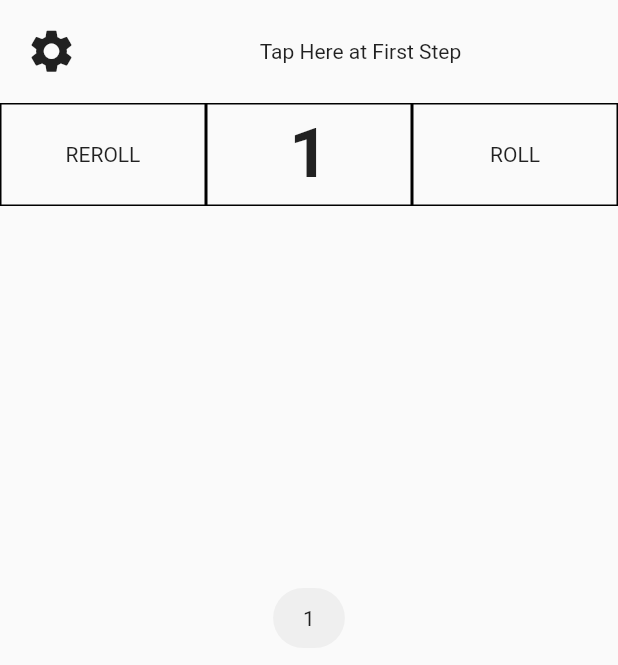
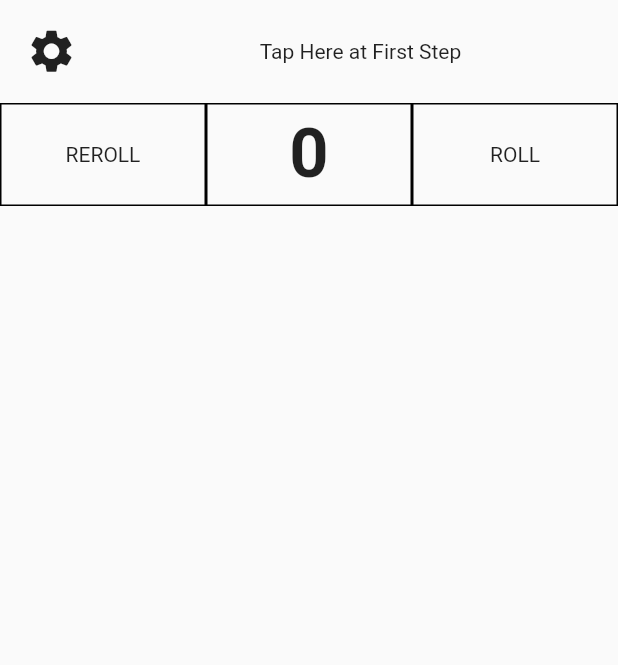
Before and after one commit to y132487/diceSupporter, a Flutter app: the screen it shows after launch, after a tap on "ROLL", on a phone screen of 412 x 824 dp. Shown: the top 665 px of the screen. Run offline on Flutter 3.47's test engine with Material 2 defaults, Android fonts, the phone set to English and light mode, and no system bars; our stand-ins replace easy_localization, fluttertoast, shared_preferences.

Commit message:
DiceGridView 내부로직 진행

```diff
--- a/assets/en-US.json
+++ b/assets/en-US.json
@@ -1,6 +1,6 @@
 {
     "diceChooseTitle":"Setup your Dice Count\nAnd Success Dices",
     "tapHere":"Tap Here at First Step",
-    "noResult":"No Result.\nPlease Set your Dice and Tap [ROLL] Button",
+    "noResult":"Please Set your Dice and Tap [ROLL] Button",
     "result":"RESULT"
 }
--- a/lib/DiceMain.dart
+++ b/lib/DiceMain.dart
@@ -1,3 +1,6 @@
+import 'dart:math';
+
+import 'package:dices_supporter/bean/DiceBean.dart';
 import 'package:dices_supporter/bottom/ViewDices.dart';
 import 'package:dices_supporter/middle/ReRollBtn.dart';
 import 'package:dices_supporter/middle/Result.dart';
@@ -29,13 +32,12 @@ class _DiceMainState extends State<DiceMain> {
   ]; //index0 is dummy flag
 
   //after tapped roll button(or reroll button)
-  List<bool> resultDiceList;
-  List<int> numDiceList;
-  List<bool> selectedDiceList;
+  var diceBeanList = <DiceBean>[];
 
   void setRolled(bool rolled) {
     setState(() {
       this.rolled = rolled;
+      this.diceBeanList=[];
     });
   }
 
@@ -46,19 +48,33 @@ class _DiceMainState extends State<DiceMain> {
   }
 
   void setDiceNum(double diceNum) {
-    setState(() {
-      this.diceNum = diceNum;
-    });
+    this.diceNum = diceNum;
   }
 
   void setCheckedList(List checkedList) {
     this.checkedList = checkedList;
-    print(checkedList.toString());
   }
 
   void updateCheckedList(int num, bool checked) {
     this.checkedList[num] = checked;
-    print(checkedList.toString());
+  }
+
+  //Tap on ROLL Button
+  void rollToResult(){
+    setState(() {
+      int diceNum = this.diceNum.toInt();
+      this.diceBeanList = [];
+      int result=0;
+      var rnd = Random();
+      for(int i=0; i < diceNum; i++){
+        int randomNum = rnd.nextInt(6)+1;
+        this.diceBeanList.add(DiceBean(randomNum, this.checkedList[randomNum], false));
+        if(this.checkedList[randomNum]){
+          result++;
+        }
+      }
+      setResult(result);
+    });
   }
 
   @override
@@ -80,7 +96,7 @@ class _DiceMainState extends State<DiceMain> {
                     flex: 5,
                     child: Container(
                       child: DiceSetupBtn(setDiceNum, setCheckedList,
-                          updateCheckedList, setRolled),
+                          updateCheckedList, setRolled, diceBeanList),
                     ),
                   ),
                 ],
@@ -105,7 +121,7 @@ class _DiceMainState extends State<DiceMain> {
                   Expanded(
                     flex: 1,
                     child: Container(
-                      child: RollBtn(setResult, setRolled),
+                      child: RollBtn(setRolled, rollToResult),
                     ),
                   ),
                 ],
@@ -115,7 +131,7 @@ class _DiceMainState extends State<DiceMain> {
               flex: 10,
               child: Container(
                 child: Center(
-                  child: ViewDices(rolled),
+                  child: ViewDices(rolled,diceBeanList),
                 ),
               ),
             ),
--- /dev/null
+++ b/lib/bean/DiceBean.dart
@@ -0,0 +1,12 @@
+class DiceBean {
+  String diceImgPath = "";
+  int diceNum = 0;
+  bool diceSelected = false;
+  bool success = false;
+
+  DiceBean(this.diceNum, this.diceSelected,
+      this.success){
+    diceImgPath = "images/dice${this.diceNum}.png";
+  }
+
+}
--- a/lib/bottom/DiceBean.dart
+++ /dev/null
@@ -1,10 +0,0 @@
-class DiceBean {
-  String diceName = "";
-  String diceImgPath = "";
-  int diceNum = 0;
-  bool diceSelected = false;
-  bool judged = false;
-
-  DiceBean(this.diceName, this.diceImgPath, this.diceNum, this.diceSelected,
-      this.judged);
-}
--- a/lib/bottom/DiceBeanView.dart
+++ b/lib/bottom/DiceBeanView.dart
@@ -1,15 +1,18 @@
+import 'package:dices_supporter/bean/DiceBean.dart';
 import 'package:flutter/material.dart';
 
 class DiceBeanView extends StatefulWidget {
-  final int diceNum;
-  DiceBeanView(this.diceNum);
+  final DiceBean diceBean;
+  DiceBeanView(this.diceBean);
   @override
   _DiceBeanState createState() => _DiceBeanState();
 }
 
 class _DiceBeanState extends State<DiceBeanView> {
+
   @override
   Widget build(BuildContext context) {
-    return Container();
+    return Container(
+    );
   }
 }
--- a/lib/bottom/ViewDices.dart
+++ b/lib/bottom/ViewDices.dart
@@ -1,15 +1,23 @@
+import 'package:dices_supporter/bean/DiceBean.dart';
 import 'package:flutter/material.dart';
 import 'package:easy_localization/easy_localization.dart';
 
 class ViewDices extends StatefulWidget {
   bool rolled = false;
+  var diceBeanList=<DiceBean>[];
 
-  ViewDices(this.rolled);
+  ViewDices(this.rolled, this.diceBeanList);
   @override
   _ViewDicesState createState() => _ViewDicesState();
 }
 
 class _ViewDicesState extends State<ViewDices> {
+  @override
+  void initState() {
+    // TODO: implement initState
+    super.initState();
+  }
+
   @override
   Widget build(BuildContext context) {
     return !widget.rolled
@@ -18,7 +26,7 @@ class _ViewDicesState extends State<ViewDices> {
           )
         : GridView.count(
             scrollDirection: Axis.horizontal,
-            crossAxisCount: 6,
+            crossAxisCount: 5,
           );
   }
 }
--- a/lib/middle/Result.dart
+++ b/lib/middle/Result.dart
@@ -11,15 +11,21 @@ class Result extends StatefulWidget {
 }
 
 class _ResultState extends State<Result> {
+
+  String getResultText(bool rolled){
+    if(rolled){
+      return widget.result.toString();
+    }
+    return "0";
+  }
+
   @override
   Widget build(BuildContext context) {
     return LayoutBuilder(
       builder: (context, constraints) => Container(
         child: Center(
-          child: !widget.rolled
-              ? Text("result".tr())
-              : Text(
-                  "${widget.result}",
+          child: Text(
+                  getResultText(widget.rolled),
                   style: TextStyle(
                       fontSize: constraints.maxHeight / 1.5,
                       fontWeight: FontWeight.bold),
--- a/lib/middle/RollBtn.dart
+++ b/lib/middle/RollBtn.dart
@@ -4,9 +4,9 @@ import 'package:fluttertoast/fluttertoast.dart';
 import '../main.dart';
 
 class RollBtn extends StatefulWidget {
-  final Function setResult;
   final Function setRolled;
-  RollBtn(this.setResult, this.setRolled);
+  final Function rollToResult;
+  RollBtn(this.setRolled, this.rollToResult);
   @override
   _RollBtnState createState() => _RollBtnState();
 }
@@ -23,7 +23,8 @@ class _RollBtnState extends State<RollBtn> {
       ),
       onTap: () {
         setState(() {
-          _increamentCount();
+          widget.setRolled(true);
+          widget.rollToResult();
         });
       },
     );
@@ -39,9 +40,7 @@ class _RollBtnState extends State<RollBtn> {
 
     a = prefs.getInt('test');
 
-    widget.setResult(a);
 
-    widget.setRolled(true);
 
     Fluttertoast.showToast(
       msg: '$a',
--- a/lib/top/DiceSetupBean.dart
+++ b/lib/top/DiceSetupBean.dart
@@ -2,8 +2,8 @@ import 'package:flutter/material.dart';
 
 class DiceSetupBean extends StatefulWidget {
   final int number;
-  final int resultNum = 0;
-  DiceSetupBean(this.number);
+  final int resultNum;
+  DiceSetupBean(this.number, this.resultNum);
 
   @override
   _DiceSetupBeanState createState() => _DiceSetupBeanState();
--- a/lib/top/DiceSetupBtn.dart
+++ b/lib/top/DiceSetupBtn.dart
@@ -1,3 +1,4 @@
+import 'package:dices_supporter/bean/DiceBean.dart';
 import 'package:dices_supporter/main.dart';
 import 'package:flutter/cupertino.dart';
 
@@ -11,8 +12,9 @@ class DiceSetupBtn extends StatefulWidget {
   final Function setCheckedList;
   final Function updateCheckedList;
   final Function setRolled;
+  var diceBeanList=<DiceBean>[];
   DiceSetupBtn(this.setDiceNum, this.setCheckedList, this.updateCheckedList,
-      this.setRolled);
+      this.setRolled,this.diceBeanList);
 
   @override
   _DiceSetupBtnState createState() => _DiceSetupBtnState();
@@ -54,6 +56,7 @@ class _DiceSetupBtnState extends State<DiceSetupBtn> {
 
   void _loadDiceNumFromXml() {
     this.diceNum = prefs.getDouble('diceNum') ?? 1;
+    widget.setDiceNum(diceNum);
   }
 
   void _initCheckedList() {
@@ -67,6 +70,19 @@ class _DiceSetupBtnState extends State<DiceSetupBtn> {
       checked6,
     ];
     widget.setCheckedList(checkedList);
+  }
+
+  int _getEachResult(int num){
+    int result=0;
+    if(widget.diceBeanList.isEmpty) return result;
+    for(int i=0; i<widget.diceBeanList.length; i++){
+      if(widget.diceBeanList[i] != null){
+        if(widget.diceBeanList[i].diceNum == num){
+          result++;
+        }
+      }
+    }
+    return result;
   }
 
   @override
@@ -94,12 +110,12 @@ class _DiceSetupBtnState extends State<DiceSetupBtn> {
                 !checked5 &&
                 !checked6)
               Center(child: Text("tapHere".tr())),
-            if (checked1) DiceSetupBean(1),
-            if (checked2) DiceSetupBean(2),
-            if (checked3) DiceSetupBean(3),
-            if (checked4) DiceSetupBean(4),
-            if (checked5) DiceSetupBean(5),
-            if (checked6) DiceSetupBean(6),
+            if (checked1) DiceSetupBean(1,_getEachResult(1)),
+            if (checked2) DiceSetupBean(2,_getEachResult(2)),
+            if (checked3) DiceSetupBean(3,_getEachResult(3)),
+            if (checked4) DiceSetupBean(4,_getEachResult(4)),
+            if (checked5) DiceSetupBean(5,_getEachResult(5)),
+            if (checked6) DiceSetupBean(6,_getEachResult(6)),
           ],
         ),
         onTap: () {
```
Also changed, not shown: 4 other files.
